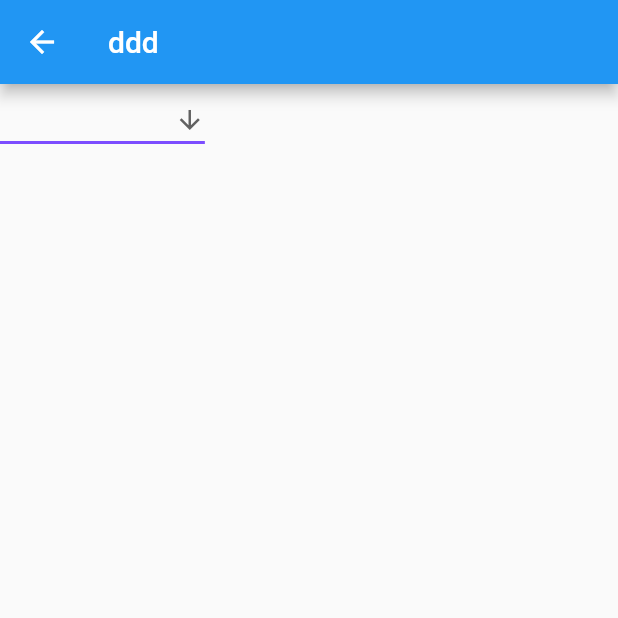
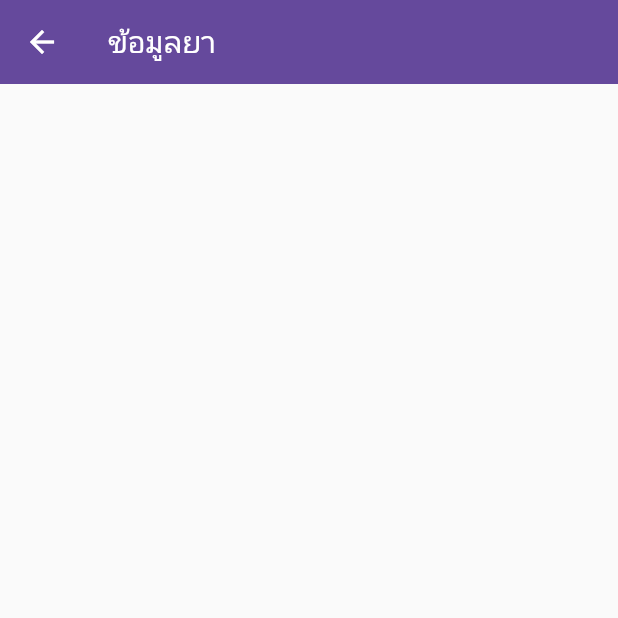
Before and after one commit to phatcharaphon23/Work_projectSW, a Flutter app: the PackagingHome screen opened by its route, after a tap on "ข้อมูลในกล่องยา", on a phone screen of 412 x 824 dp, the top half of it. Run offline on Flutter 3.47's test engine with Material 2 defaults, Android fonts, the phone set to English and light mode, and no system bars; our stand-ins replace snippet_coder_utils.

Commit message:
เพิ่มหน้า ข้อมูลยา

```diff
--- a/lib/main.dart
+++ b/lib/main.dart
@@ -1,5 +1,5 @@
 import 'package:flutter/material.dart';
-import 'package:ranya/states/PackagingScreen/packaging1.dart';
+import 'package:ranya/states/PackagingScreen/home_packaging.dart';
 import 'package:ranya/states/Profile/profile.dart';
 
 import 'package:ranya/states/check_status_screen.dart';
--- /dev/null
+++ b/lib/states/PackagingScreen/data.dart
@@ -0,0 +1,23 @@
+import 'package:flutter/material.dart';
+import 'package:ranya/utility/my_constant.dart';
+
+class DataPage extends StatefulWidget {
+  const DataPage({Key? key}) : super(key: key);
+
+  @override
+  _NewPageState createState() => _NewPageState();
+}
+
+class _NewPageState extends State<DataPage> {
+  String dropdownValue = 'One';
+  @override
+  Widget build(BuildContext context) {
+    return Scaffold(
+      appBar: AppBar(
+        elevation: 0,
+        backgroundColor: Myconstant.dark,
+        title: Text("ข้อมูลยา"),
+      ),
+    );
+  }
+}
--- a/lib/states/PackagingScreen/packaging1.dart
+++ b/lib/states/PackagingScreen/home_packaging.dart
@@ -1,6 +1,6 @@
 import 'package:flutter/material.dart';
 import 'package:ranya/states/PackagingScreen/packaging_screen.dart';
-import 'package:ranya/states/PackagingScreen/test.dart';
+import 'package:ranya/states/PackagingScreen/data.dart';
 
 class PackagingHome extends StatefulWidget {
   PackagingHome({Key? key}) : super(key: key);
@@ -55,7 +55,7 @@ class _PackagingHomeState extends State<PackagingHome> {
                     Navigator.push(
                       context,
                       MaterialPageRoute(
-                        builder: (context) => NewPage(),
+                        builder: (context) => DataPage(),
                       ),
                     )
                   },
--- a/lib/states/PackagingScreen/packaging_screen.dart
+++ b/lib/states/PackagingScreen/packaging_screen.dart
@@ -116,7 +116,7 @@ class _PackgingScreenState extends State<PackgingScreen> {
                 optionLabel: "name",
               ),
               Padding(
-                padding: const EdgeInsets.all(10.0),
+                padding: EdgeInsets.all(10.0),
                 child: FormHelper.submitButton(
                   "เพิ่มลงกล่อง",
                   () {},
--- a/lib/states/PackagingScreen/test.dart
+++ /dev/null
@@ -1,50 +0,0 @@
-import 'package:flutter/material.dart';
-
-class NewPage extends StatefulWidget {
-  const NewPage({Key? key}) : super(key: key);
-
-  @override
-  _NewPageState createState() => _NewPageState();
-}
-
-class _NewPageState extends State<NewPage> {
-  String dropdownValue = 'One';
-  @override
-  Widget build(BuildContext context) {
-    return Scaffold(
-      appBar: AppBar(
-        title: Text("ddd"),
-      ),
-      body: SingleChildScrollView(
-        scrollDirection: Axis.horizontal,
-        child: Column(
-          children: [
-            DropdownButton<String>(
-              value: dropdownValue,
-              icon: const Icon(Icons.arrow_downward),
-              iconSize: 20,
-              elevation: 10,
-              style: const TextStyle(color: Colors.deepPurple),
-              underline: Container(
-                height: 2,
-                color: Colors.deepPurpleAccent,
-              ),
-              onChanged: (String? newValue) {
-                setState(() {
-                  dropdownValue = newValue!;
-                });
-              },
-              items: <String>['ต้นตำรับยาแผนไทย', 'Two', 'Free', 'Four']
-                  .map<DropdownMenuItem<String>>((String values) {
-                return DropdownMenuItem<String>(
-                  value: values,
-                  child: Text(values),
-                );
-              }).toList(),
-            ),
-          ],
-        ),
-      ),
-    );
-  }
-}
--- a/lib/states/home.dart
+++ b/lib/states/home.dart
@@ -1,6 +1,6 @@
 import 'package:flutter/material.dart';
 import 'package:ranya/TabBar/bottom_nav_bar.dart';
-import 'package:ranya/states/PackagingScreen/packaging1.dart';
+import 'package:ranya/states/PackagingScreen/home_packaging.dart';
 import 'package:ranya/states/history_screen.dart';
 import 'package:ranya/states/information_screen.dart';
 import 'package:ranya/utility/my_constant.dart';
--- a/lib/states/packaging_screengg.dart
+++ /dev/null
@@ -1,17 +0,0 @@
-import 'package:flutter/material.dart';
-
-class PackagingScreen extends StatefulWidget {
-  const PackagingScreen({ Key? key }) : super(key: key);
-
-  @override
-  _PackagingScreenState createState() => _PackagingScreenState();
-}
-
-class _PackagingScreenState extends State<PackagingScreen> {
-  @override
-  Widget build(BuildContext context) {
-    return Container(
-
-    );
-  }
-}
```
